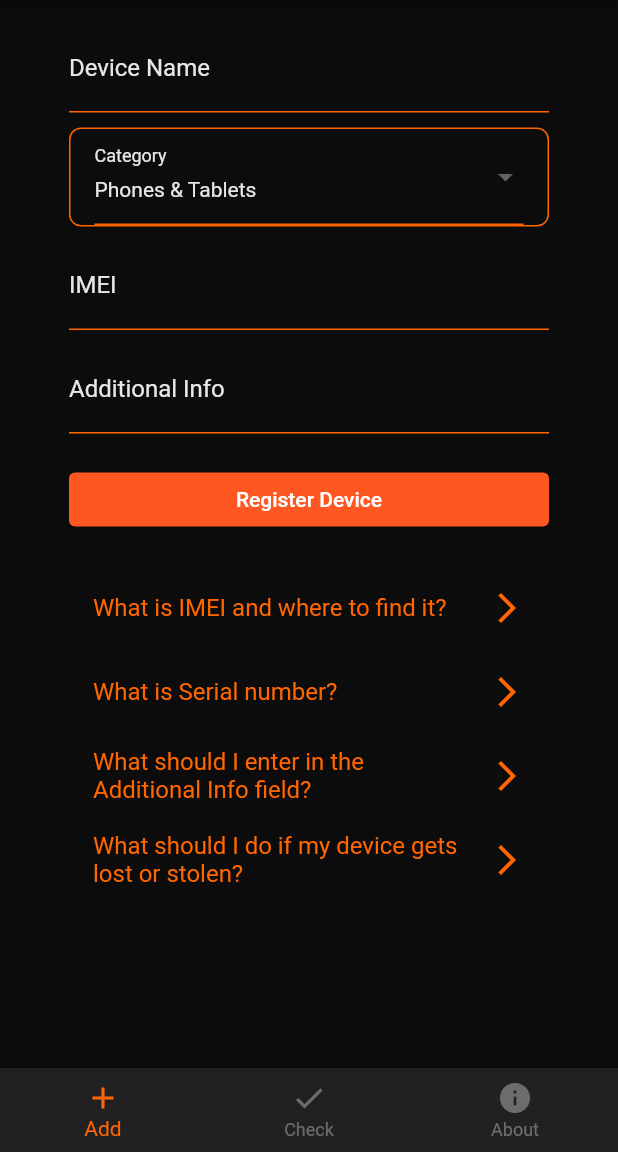
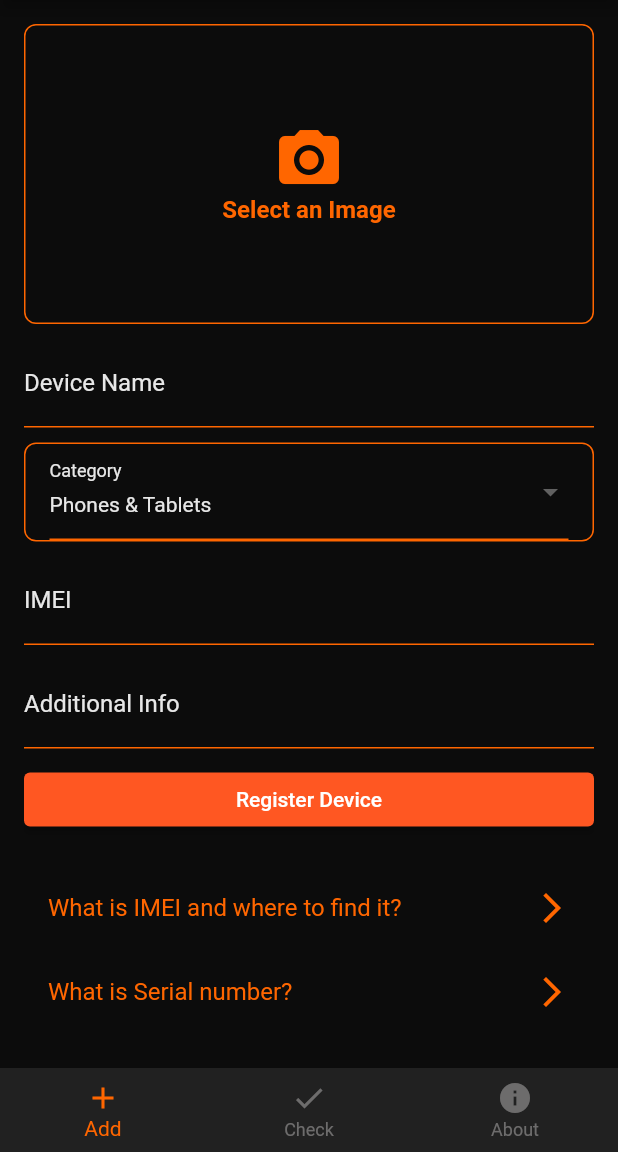
Before and after one commit to nikohoffren/stolen-or-not-app, a Flutter app: the screen it shows once a user with an empty profile is signed in, on a phone screen of 412 x 824 dp, the part 84-1236 px from its top. Run offline on Flutter 3.47's test engine with Material 2 defaults, Android fonts, the phone set to English and light mode, and no system bars; our stand-ins replace cloud_firestore, firebase_auth, firebase_core, firebase_storage, google_fonts, google_sign_in and 3 more; missing offline and left inert: flutter_config, mailer; accounts and stored records are empty; Roboto replaces fonts that are missing (Abel).

Commit message:
add ImagePicker to RegisterDeviceScreen

```diff
--- a/lib/views/register_device_screen.dart
+++ b/lib/views/register_device_screen.dart
@@ -1,6 +1,9 @@
+import 'dart:io';
 import 'package:firebase_auth/firebase_auth.dart';
 import 'package:cloud_firestore/cloud_firestore.dart';
 import 'package:flutter/material.dart';
+import 'package:image_picker/image_picker.dart';
+import 'package:firebase_storage/firebase_storage.dart' as firebase_storage;
 import 'package:stolen_gear_app/themes/app_colors.dart';
 import 'package:stolen_gear_app/views/user_settings_page.dart';
 
@@ -18,14 +21,14 @@ class RegisterDeviceScreenState extends State<RegisterDeviceScreen>
   final _formKey = GlobalKey<FormState>();
   final _serialNumberController = TextEditingController();
   final _deviceNameController = TextEditingController();
-  final _additionalInfoController =
-      TextEditingController(); // New controller for additional info
+  final _additionalInfoController = TextEditingController();
   String? _selectedCategory;
   late AnimationController _animationController;
   late Animation<double> _animation;
   int _currentIndex = 0;
   bool _isLoading = false;
   bool _showDropdownMenu = false;
+  File? _selectedImage;
 
   final List<String> _deviceCategories = [
     'Phones & Tablets',
@@ -126,6 +129,37 @@ class RegisterDeviceScreenState extends State<RegisterDeviceScreen>
     );
   }
 
+  Future<void> _selectImage() async {
+    final picker = ImagePicker();
+    final pickedImage = await picker.pickImage(source: ImageSource.gallery);
+    if (pickedImage != null) {
+      setState(() {
+        _selectedImage = File(pickedImage.path);
+      });
+    }
+  }
+
+  Future<String?> _uploadImageToFirebaseStorage() async {
+    if (_selectedImage == null) return null;
+
+    try {
+      final userId = _auth.currentUser?.uid;
+      final imageFileName =
+          '${DateTime.now().millisecondsSinceEpoch}_$userId.jpg';
+      final storageRef = firebase_storage.FirebaseStorage.instance
+          .ref()
+          .child('device_images')
+          .child(imageFileName);
+      final uploadTask = storageRef.putFile(_selectedImage!);
+      final snapshot = await uploadTask.whenComplete(() => null);
+      final imageUrl = await snapshot.ref.getDownloadURL();
+      return imageUrl;
+    } catch (error) {
+      print('Error uploading image to Firebase Storage: $error');
+      return null;
+    }
+  }
+
   @override
   Widget build(BuildContext context) {
     return Scaffold(
@@ -145,10 +179,46 @@ class RegisterDeviceScreenState extends State<RegisterDeviceScreen>
                 ),
               ),
             ),
-            child: Padding(
-              padding: const EdgeInsets.symmetric(horizontal: 30),
             child: ListView(
               children: <Widget>[
+                InkWell(
+                  onTap: _selectImage,
+                  child: Container(
+                    width: double.infinity,
+                    height: 200,
+                    decoration: BoxDecoration(
+                      border: Border.all(color: AppColors.secondaryColor),
+                      borderRadius: BorderRadius.circular(8.0),
+                      image: _selectedImage != null
+                          ? DecorationImage(
+                              image: FileImage(_selectedImage!),
+                              fit: BoxFit.cover,
+                            )
+                          : null,
+                    ),
+                    child: _selectedImage == null
+                        ? Column(
+                            mainAxisAlignment: MainAxisAlignment.center,
+                            children: const [
+                              Icon(
+                                Icons.camera_alt,
+                                color: AppColors.secondaryColor,
+                                size: 48,
+                              ),
+                              Text(
+                                'Select an Image',
+                                style: TextStyle(
+                                  color: AppColors.secondaryColor,
+                                  fontSize: 16,
+                                  fontWeight: FontWeight.bold,
+                                ),
+                              ),
+                            ],
+                          )
+                        : null,
+                  ),
+                ),
+                const SizedBox(height: 10),
                 TextFormField(
                   controller: _deviceNameController,
                   decoration: const InputDecoration(
@@ -226,7 +296,7 @@ class RegisterDeviceScreenState extends State<RegisterDeviceScreen>
                   ),
                   style: const TextStyle(color: AppColors.white),
                 ),
-                  const SizedBox(height: 20),
+                const SizedBox(height: 10),
                 ElevatedButton(
                   onPressed: _isLoading
                       ? null
@@ -245,13 +315,11 @@ class RegisterDeviceScreenState extends State<RegisterDeviceScreen>
                             //* Checking for duplicate serial numbers
                             final duplicateSerialNumberSnapshot = await _db
                                 .collection('devices')
-                                  .where('serialNumber',
-                                      isEqualTo: serialNumber)
+                                .where('serialNumber', isEqualTo: serialNumber)
                                 .get();
 
                             //* If a duplicate serial number exists, show a SnackBar
-                              if (duplicateSerialNumberSnapshot
-                                  .docs.isNotEmpty) {
+                            if (duplicateSerialNumberSnapshot.docs.isNotEmpty) {
                               messenger.showSnackBar(
                                 const SnackBar(
                                   content: Text(
@@ -266,6 +334,8 @@ class RegisterDeviceScreenState extends State<RegisterDeviceScreen>
                             }
 
                             //* If not, continue with device registration
+                            final imageUrl =
+                                await _uploadImageToFirebaseStorage();
                             _db.collection('devices').add({
                               'userId': _auth.currentUser?.uid,
                               'name': name,
@@ -274,6 +344,7 @@ class RegisterDeviceScreenState extends State<RegisterDeviceScreen>
                               'ownerEmail': ownerEmail,
                               'category': _selectedCategory,
                               'isStolen': false,
+                              'imageUrl': imageUrl,
                             }).then((_) {
                               messenger.showSnackBar(
                                 const SnackBar(
@@ -286,6 +357,7 @@ class RegisterDeviceScreenState extends State<RegisterDeviceScreen>
                                 _deviceNameController.clear();
                                 _serialNumberController.clear();
                                 _additionalInfoController.clear();
+                                _selectedImage = null;
                                 _isLoading = false;
                               });
                             }).catchError((error) {
@@ -328,7 +400,6 @@ class RegisterDeviceScreenState extends State<RegisterDeviceScreen>
           ),
         ),
       ),
-      ),
     );
   }
 }
```
Lines whose indentation alone changed are shown as unchanged.
